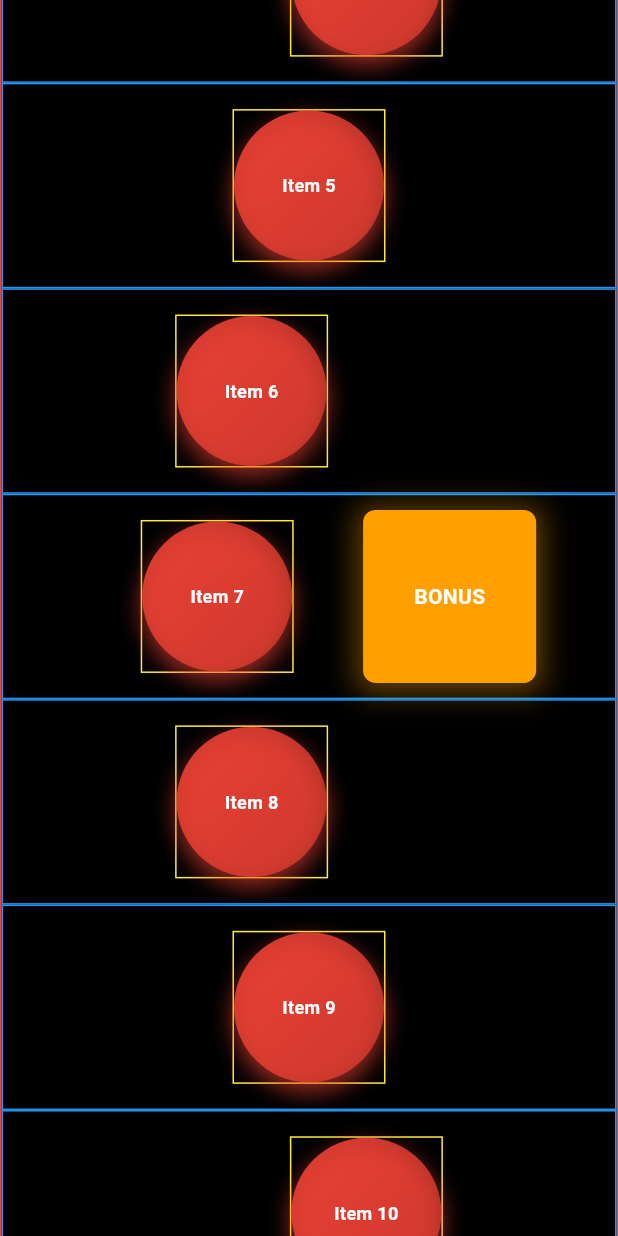
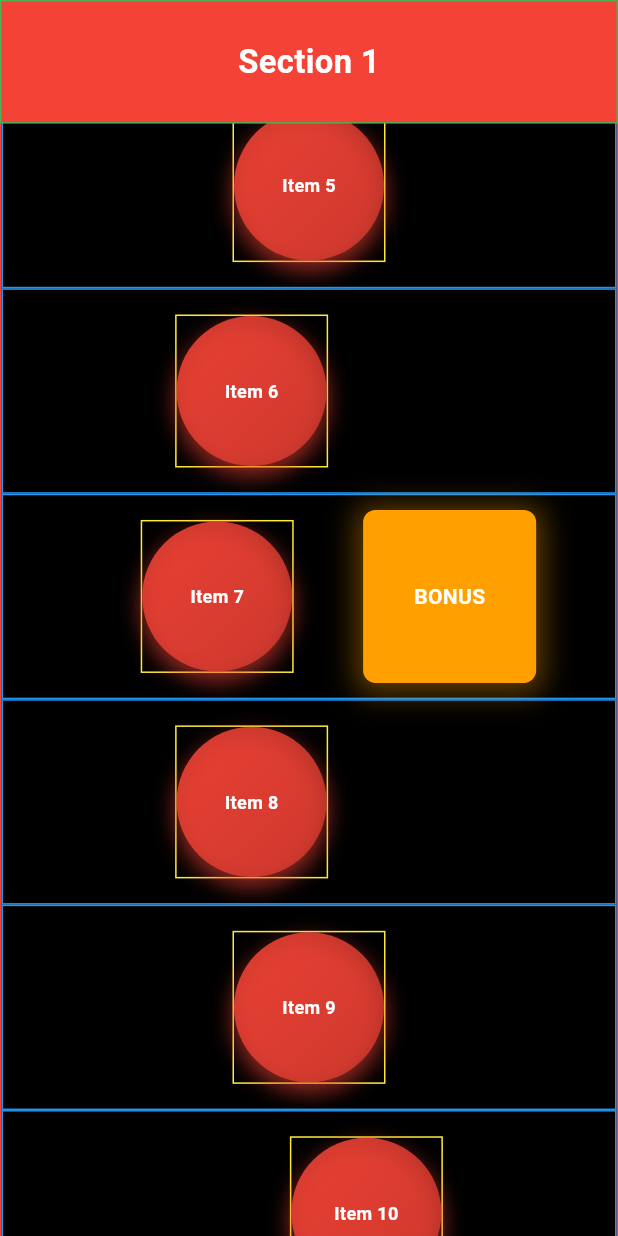
Before and after one commit to smmb98/duolingo_listviewer, a Flutter app: the screen it shows after launch, scrolled down 576 dp, on a phone screen of 412 x 824 dp. Run offline on Flutter 3.47's test engine with Material 3 defaults, Android fonts, the light colour scheme and no system bars; our stand-ins replace shimmer.

Commit message:
Refactor ZigZagScreen to use CustomScrollView with slivers; add SectionHeader and SectionHeaderDelegate for improved layout and responsiveness

```diff
--- a/lib/screens/zigzag_screen.dart
+++ b/lib/screens/zigzag_screen.dart
@@ -2,6 +2,9 @@ import 'package:duolingo_listviewer/widgets/shimmer_widget.dart';
 import 'package:flutter/material.dart';
 import '../providers/section_loader.dart';
 import '../widgets/section_widget.dart';
+import '../utils/responsive.dart';
+import '../widgets/section_header.dart';
+import '../widgets/section_header_delegate.dart';
 
 class ZigZagScreen extends StatefulWidget {
   const ZigZagScreen({super.key});
@@ -45,6 +48,10 @@ class _ZigZagScreenState extends State<ZigZagScreen> {
 
   @override
   Widget build(BuildContext context) {
+    final isLandscape =
+        MediaQuery.of(context).orientation == Orientation.landscape;
+    final headerHeight = isLandscape ? SizeConfig.hp(20) : SizeConfig.hp(10);
+
     return Scaffold(
       backgroundColor: Colors.black,
       // appBar: AppBar(title: const Text("Zig-Zag Viewer")),
@@ -63,27 +70,41 @@ class _ZigZagScreenState extends State<ZigZagScreen> {
       body: AnimatedBuilder(
         animation: loader,
         builder: (context, _) {
-          return ListView.builder(
+          return CustomScrollView(
             controller: controller,
-            itemCount: loader.sections.length + (loader.hasMore ? 1 : 0),
-            itemBuilder: (context, index) {
-              if (index == loader.sections.length) {
-                return loader.hasMore
-                    ? Column(
-                        children: List.generate(
-                          1,
-                          (i) => ShimmerSectionWidget(
-                            sectionIndex: loader.sections.length + i,
-                          ),
+            slivers: [
+              ...loader.sections.asMap().entries.map((entry) {
+                final index = entry.key;
+                final section = entry.value;
+                return SliverMainAxisGroup(
+                  slivers: [
+                    SliverPersistentHeader(
+                      pinned: true,
+                      delegate: SectionHeaderDelegate(
+                        minHeight: headerHeight,
+                        maxHeight: headerHeight,
+                        child: SectionHeader(
+                          section: section,
+                          isLandscape: isLandscape,
                         ),
-                      )
-                    : const SizedBox.shrink();
-              }
-              return SectionWidget(
-                section: loader.sections[index],
-                sectionIndex: index,
-              );
-            },
+                      ),
+                    ),
+                    SliverToBoxAdapter(
+                      child: SectionWidget(
+                        section: section,
+                        sectionIndex: index,
+                      ),
+                    ),
+                  ],
+                );
+              }).toList(),
+              if (loader.hasMore)
+                SliverToBoxAdapter(
+                  child: ShimmerSectionWidget(
+                    sectionIndex: loader.sections.length,
+                  ),
+                ),
+            ],
           );
         },
       ),
--- /dev/null
+++ b/lib/widgets/section_header.dart
@@ -0,0 +1,33 @@
+import 'package:flutter/material.dart';
+import '../models/section_model.dart';
+import '../utils/responsive.dart';
+
+class SectionHeader extends StatelessWidget {
+  final SectionModel section;
+  final bool isLandscape;
+
+  const SectionHeader({
+    super.key,
+    required this.section,
+    required this.isLandscape,
+  });
+
+  @override
+  Widget build(BuildContext context) {
+    return Container(
+      decoration: BoxDecoration(
+        color: section.color,
+        border: Border.all(color: Colors.green, width: 1),
+      ),
+      alignment: Alignment.center,
+      child: Text(
+        section.title,
+        style: TextStyle(
+          color: Colors.white,
+          fontSize: SizeConfig.sp(5.3),
+          fontWeight: FontWeight.bold,
+        ),
+      ),
+    );
+  }
+}
--- /dev/null
+++ b/lib/widgets/section_header_delegate.dart
@@ -0,0 +1,35 @@
+import 'package:flutter/material.dart';
+
+class SectionHeaderDelegate extends SliverPersistentHeaderDelegate {
+  final double minHeight;
+  final double maxHeight;
+  final Widget child;
+
+  SectionHeaderDelegate({
+    required this.minHeight,
+    required this.maxHeight,
+    required this.child,
+  });
+
+  @override
+  double get minExtent => minHeight;
+
+  @override
+  double get maxExtent => maxHeight;
+
+  @override
+  Widget build(
+    BuildContext context,
+    double shrinkOffset,
+    bool overlapsContent,
+  ) {
+    return SizedBox.expand(child: child);
+  }
+
+  @override
+  bool shouldRebuild(SectionHeaderDelegate oldDelegate) {
+    return maxHeight != oldDelegate.maxHeight ||
+        minHeight != oldDelegate.minHeight ||
+        child != oldDelegate.child;
+  }
+}
--- a/lib/widgets/section_widget.dart
+++ b/lib/widgets/section_widget.dart
@@ -56,7 +56,6 @@ class SectionWidget extends StatelessWidget {
                   ? null
                   : SizeConfig.wp(13), // Opposite side
               right: offsetPercent > 0 ? null : SizeConfig.wp(13),
-
               child: Align(
                 alignment: Alignment.center,
                 child: Container(
@@ -107,32 +106,7 @@ class SectionWidget extends StatelessWidget {
       ),
       child: Padding(
         padding: EdgeInsets.symmetric(vertical: 0.0),
-        child: Column(
-          children: [
-            Container(
-              decoration: BoxDecoration(
-                color: section.color,
-                border: Border.all(color: Colors.green, width: 1),
-              ),
-              height:
-                  MediaQuery.of(context).orientation == Orientation.landscape
-                  ? SizeConfig.hp(20)
-                  : SizeConfig.hp(10),
-              width: double.infinity,
-
-              alignment: Alignment.center,
-              child: Text(
-                section.title,
-                style: TextStyle(
-                  color: Colors.white,
-                  fontSize: SizeConfig.sp(5.3),
-                  fontWeight: FontWeight.bold,
-                ),
-              ),
-            ),
-            ...buttons,
-          ],
-        ),
+        child: Column(children: buttons),
       ),
     );
   }
```
